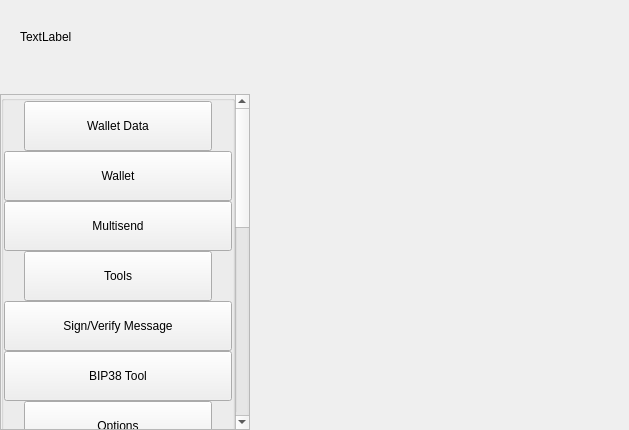
This is src/qt/dogecash/settings/forms/settingswidget.ui in dogecash/dogecash-old as Qt 5 draws it before an edit. The edited form follows.
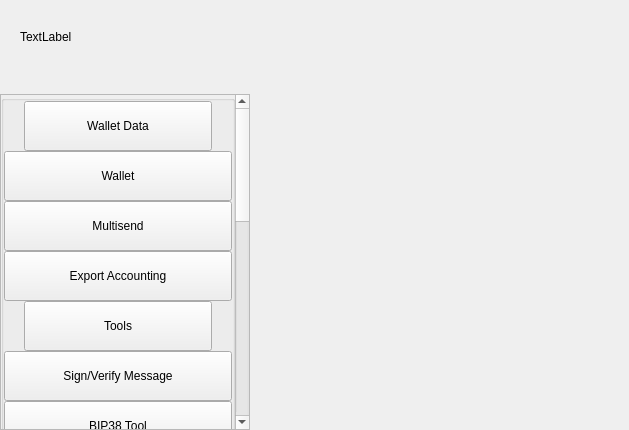
This is the edited form.

Commit message: [GUI] ExportToCSV addition + One Click ExportToFile

```diff
--- a/src/qt/dogecash/settings/forms/settingswidget.ui
+++ b/src/qt/dogecash/settings/forms/settingswidget.ui
@@ -135,7 +135,7 @@
                <x>0</x>
                <y>0</y>
                <width>230</width>
-               <height>887</height>
+               <height>937</height>
               </rect>
              </property>
              <property name="sizePolicy">
@@ -301,6 +301,34 @@
                         </property>
                        </widget>
                       </item>
+                      <item>
+                       <widget class="QPushButton" name="pushButtonExportCsv">
+                        <property name="minimumSize">
+                         <size>
+                          <width>0</width>
+                          <height>50</height>
+                         </size>
+                        </property>
+                        <property name="maximumSize">
+                         <size>
+                          <width>16777215</width>
+                          <height>50</height>
+                         </size>
+                        </property>
+                        <property name="focusPolicy">
+                         <enum>Qt::NoFocus</enum>
+                        </property>
+                        <property name="text">
+                         <string>Export Accounting</string>
+                        </property>
+                        <property name="checkable">
+                         <bool>true</bool>
+                        </property>
+                        <property name="autoExclusive">
+                         <bool>false</bool>
+                        </property>
+                       </widget>
+                      </item>
                      </layout>
                     </widget>
                    </item>
```
The commit also changes 15 other files.
